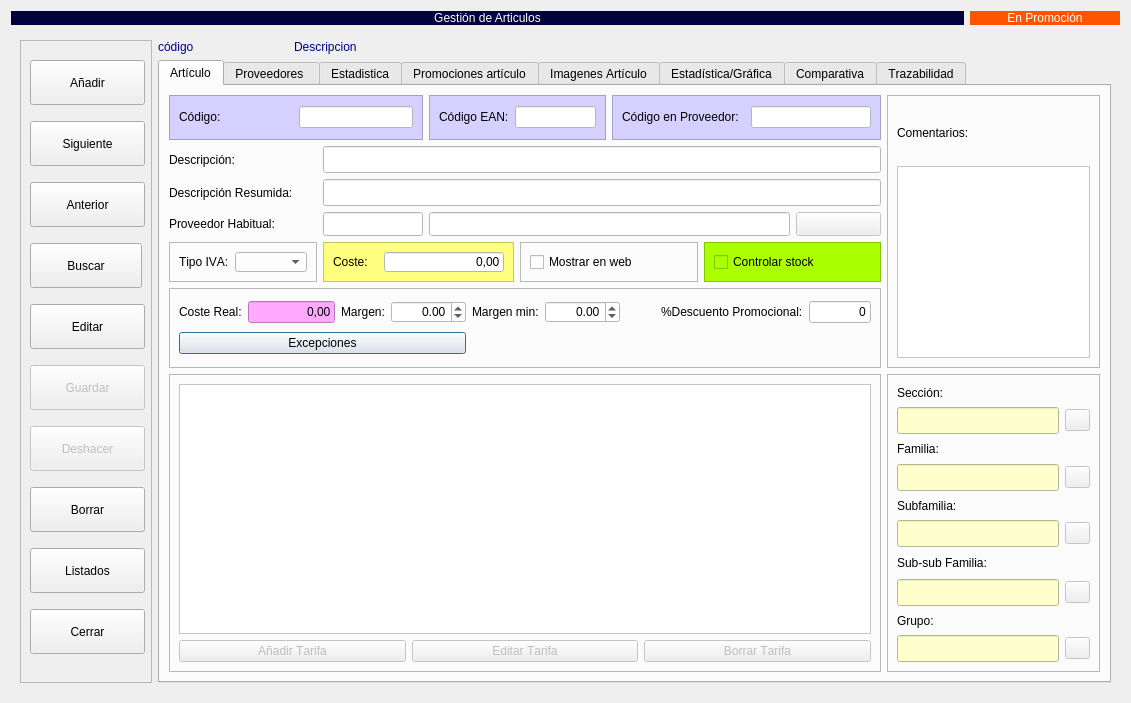
The window that Almacen/frmarticulos.ui (arcnexus/RedFoX) describes before a commit, drawn with Qt 5.
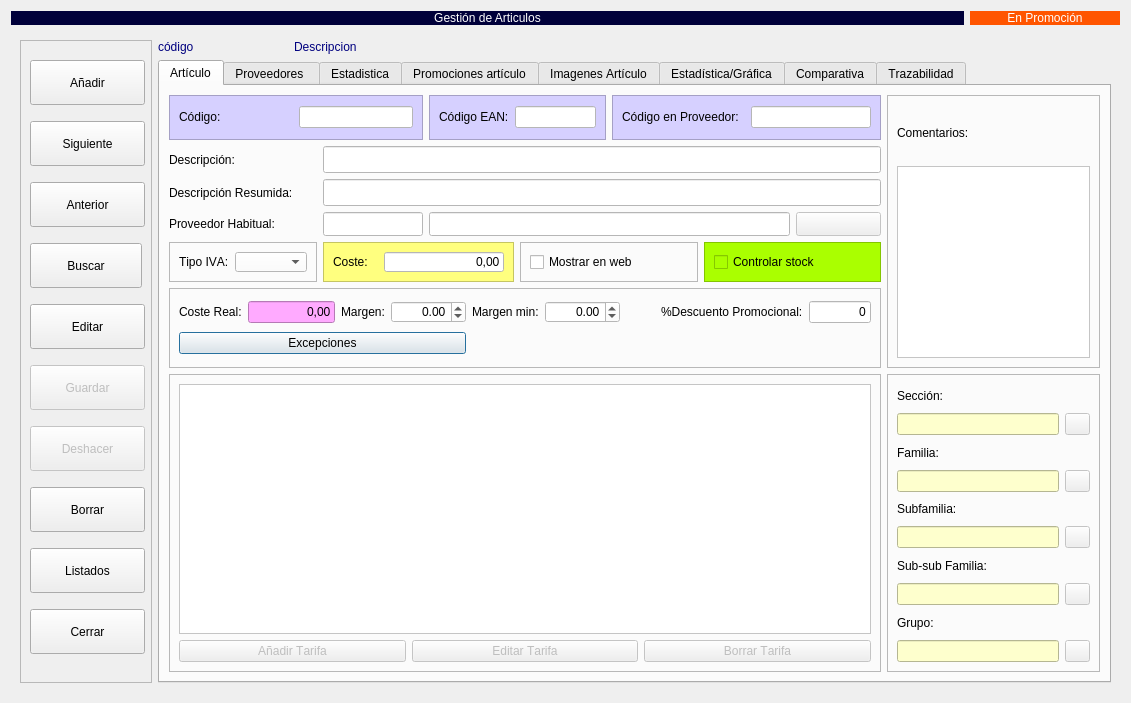
The same window after the commit. Icons and pictures are not drawn. Custom widgets are drawn as their Qt base class.

What changed in the file:
```diff
--- a/Almacen/frmarticulos.ui
+++ b/Almacen/frmarticulos.ui
@@ -824,45 +824,81 @@
              <property name="frameShadow">
               <enum>QFrame::Raised</enum>
              </property>
-             <layout class="QGridLayout" name="gridLayout_6">
-              <item row="2" column="0">
+             <layout class="QVBoxLayout" name="verticalLayout_5">
+              <item>
+               <widget class="QLabel" name="label_9">
+                <property name="text">
+                 <string>Sección:</string>
+                </property>
+               </widget>
+              </item>
+              <item>
+               <layout class="QHBoxLayout" name="horizontalLayout_2">
+                <item>
+                 <widget class="QLineEdit" name="txtseccion">
+                  <property name="enabled">
+                   <bool>false</bool>
+                  </property>
+                  <property name="autoFillBackground">
+                   <bool>false</bool>
+                  </property>
+                  <property name="styleSheet">
+                   <string notr="true">background-color: rgb(254, 255, 205);
+color: rgb(0, 0, 0);</string>
+                  </property>
+                 </widget>
+                </item>
+                <item>
+                 <widget class="QPushButton" name="botBuscarSeccion">
+                  <property name="enabled">
+                   <bool>false</bool>
+                  </property>
+                  <property name="sizePolicy">
+                   <sizepolicy hsizetype="Preferred" vsizetype="Fixed">
+                    <horstretch>0</horstretch>
+                    <verstretch>0</verstretch>
+                   </sizepolicy>
+                  </property>
+                  <property name="maximumSize">
+                   <size>
+                    <width>25</width>
+                    <height>16777215</height>
+                   </size>
+                  </property>
+                  <property name="toolTip">
+                   <string>&lt;html&gt;&lt;head/&gt;&lt;body&gt;&lt;p&gt;Asociar Sección.&lt;/p&gt;&lt;/body&gt;&lt;/html&gt;</string>
+                  </property>
+                  <property name="text">
+                   <string/>
+                  </property>
+                  <property name="icon">
+                   <iconset resource="../maya.qrc">
+                    <normaloff>:/Icons/PNG/search.png</normaloff>:/Icons/PNG/search.png</iconset>
+                  </property>
+                  <property name="iconSize">
+                   <size>
+                    <width>16</width>
+                    <height>16</height>
+                   </size>
+                  </property>
+                 </widget>
+                </item>
+               </layout>
+              </item>
+              <item>
                <widget class="QLabel" name="label_10">
                 <property name="text">
                  <string>Familia:</string>
                 </property>
                </widget>
               </item>
-              <item row="1" column="0" colspan="6">
-               <widget class="QLineEdit" name="txtseccion">
-                <property name="enabled">
-                 <bool>false</bool>
-                </property>
-                <property name="minimumSize">
-                 <size>
-                  <width>0</width>
-                  <height>27</height>
-                 </size>
-                </property>
-                <property name="autoFillBackground">
-                 <bool>false</bool>
-                </property>
-                <property name="styleSheet">
-                 <string notr="true">background-color: rgb(254, 255, 205);
-color: rgb(0, 0, 0);</string>
-                </property>
-               </widget>
-              </item>
-              <item row="3" column="0" colspan="6">
+              <item>
+               <layout class="QHBoxLayout" name="horizontalLayout_6">
+                <item>
                <widget class="QLineEdit" name="txtfamilia">
                 <property name="enabled">
                  <bool>false</bool>
                 </property>
-                <property name="minimumSize">
-                 <size>
-                  <width>0</width>
-                  <height>27</height>
-                 </size>
-                </property>
                 <property name="autoFillBackground">
                  <bool>false</bool>
                 </property>
@@ -872,78 +908,54 @@
                 </property>
                </widget>
               </item>
-              <item row="9" column="0">
-               <widget class="QLabel" name="label_16">
+                <item>
+                 <widget class="QPushButton" name="botBuscarFamilia">
+                  <property name="enabled">
+                   <bool>false</bool>
+                  </property>
+                  <property name="sizePolicy">
+                   <sizepolicy hsizetype="Preferred" vsizetype="Fixed">
+                    <horstretch>0</horstretch>
+                    <verstretch>0</verstretch>
+                   </sizepolicy>
+                  </property>
+                  <property name="maximumSize">
+                   <size>
+                    <width>25</width>
+                    <height>16777215</height>
+                   </size>
+                  </property>
                 <property name="text">
-                 <string>Grupo:</string>
-                </property>
-               </widget>
-              </item>
-              <item row="10" column="0" colspan="6">
-               <widget class="QLineEdit" name="txtcGupoArt">
-                <property name="enabled">
-                 <bool>false</bool>
-                </property>
-                <property name="minimumSize">
+                   <string/>
+                  </property>
+                  <property name="icon">
+                   <iconset resource="../maya.qrc">
+                    <normaloff>:/Icons/PNG/search.png</normaloff>:/Icons/PNG/search.png</iconset>
+                  </property>
+                  <property name="iconSize">
                  <size>
-                  <width>0</width>
-                  <height>27</height>
-                 </size>
-                </property>
-                <property name="autoFillBackground">
-                 <bool>false</bool>
-                </property>
-                <property name="styleSheet">
-                 <string notr="true">background-color: rgb(254, 255, 205);
-color: rgb(0, 0, 0);</string>
-                </property>
-               </widget>
-              </item>
-              <item row="8" column="0" colspan="6">
-               <widget class="QLineEdit" name="txtcSubSubFamilia">
-                <property name="enabled">
-                 <bool>false</bool>
-                </property>
-                <property name="minimumSize">
-                 <size>
-                  <width>0</width>
-                  <height>27</height>
-                 </size>
-                </property>
-                <property name="autoFillBackground">
-                 <bool>false</bool>
-                </property>
-                <property name="styleSheet">
-                 <string notr="true">background-color: rgb(254, 255, 205);
-color: rgb(0, 0, 0);</string>
-                </property>
-               </widget>
+                    <width>16</width>
+                    <height>16</height>
+                   </size>
+                  </property>
+                 </widget>
+                </item>
+               </layout>
               </item>
-              <item row="4" column="0" colspan="3">
+              <item>
                <widget class="QLabel" name="label_11">
                 <property name="text">
                  <string>Subfamilia:</string>
                 </property>
                </widget>
               </item>
-              <item row="6" column="0" colspan="4">
-               <widget class="QLabel" name="label_15">
-                <property name="text">
-                 <string>Sub-sub Familia:</string>
-                </property>
-               </widget>
-              </item>
-              <item row="5" column="0" colspan="6">
+              <item>
+               <layout class="QHBoxLayout" name="horizontalLayout_7">
+                <item>
                <widget class="QLineEdit" name="txtsubfamilia">
                 <property name="enabled">
                  <bool>false</bool>
                 </property>
-                <property name="minimumSize">
-                 <size>
-                  <width>0</width>
-                  <height>27</height>
-                 </size>
-                </property>
                 <property name="autoFillBackground">
                  <bool>false</bool>
                 </property>
@@ -953,94 +965,7 @@
                 </property>
                </widget>
               </item>
-              <item row="0" column="0">
-               <widget class="QLabel" name="label_9">
-                <property name="text">
-                 <string>Sección:</string>
-                </property>
-               </widget>
-              </item>
-              <item row="6" column="4">
-               <spacer name="horizontalSpacer_9">
-                <property name="orientation">
-                 <enum>Qt::Horizontal</enum>
-                </property>
-                <property name="sizeHint" stdset="0">
-                 <size>
-                  <width>40</width>
-                  <height>20</height>
-                 </size>
-                </property>
-               </spacer>
-              </item>
-              <item row="1" column="6">
-               <widget class="QPushButton" name="botBuscarSeccion">
-                <property name="enabled">
-                 <bool>false</bool>
-                </property>
-                <property name="sizePolicy">
-                 <sizepolicy hsizetype="Preferred" vsizetype="Fixed">
-                  <horstretch>0</horstretch>
-                  <verstretch>0</verstretch>
-                 </sizepolicy>
-                </property>
-                <property name="maximumSize">
-                 <size>
-                  <width>25</width>
-                  <height>16777215</height>
-                 </size>
-                </property>
-                <property name="toolTip">
-                 <string>&lt;html&gt;&lt;head/&gt;&lt;body&gt;&lt;p&gt;Asociar Sección.&lt;/p&gt;&lt;/body&gt;&lt;/html&gt;</string>
-                </property>
-                <property name="text">
-                 <string/>
-                </property>
-                <property name="icon">
-                 <iconset resource="../maya.qrc">
-                  <normaloff>:/Icons/PNG/search.png</normaloff>:/Icons/PNG/search.png</iconset>
-                </property>
-                <property name="iconSize">
-                 <size>
-                  <width>16</width>
-                  <height>16</height>
-                 </size>
-                </property>
-               </widget>
-              </item>
-              <item row="3" column="6">
-               <widget class="QPushButton" name="botBuscarFamilia">
-                <property name="enabled">
-                 <bool>false</bool>
-                </property>
-                <property name="sizePolicy">
-                 <sizepolicy hsizetype="Preferred" vsizetype="Fixed">
-                  <horstretch>0</horstretch>
-                  <verstretch>0</verstretch>
-                 </sizepolicy>
-                </property>
-                <property name="maximumSize">
-                 <size>
-                  <width>25</width>
-                  <height>16777215</height>
-                 </size>
-                </property>
-                <property name="text">
-                 <string/>
-                </property>
-                <property name="icon">
-                 <iconset resource="../maya.qrc">
-                  <normaloff>:/Icons/PNG/search.png</normaloff>:/Icons/PNG/search.png</iconset>
-                </property>
-                <property name="iconSize">
-                 <size>
-                  <width>16</width>
-                  <height>16</height>
-                 </size>
-                </property>
-               </widget>
-              </item>
-              <item row="5" column="6">
+                <item>
                <widget class="QPushButton" name="botBuscarSubfamilia">
                 <property name="enabled">
                  <bool>false</bool>
@@ -1072,7 +997,32 @@
                 </property>
                </widget>
               </item>
-              <item row="8" column="6">
+               </layout>
+              </item>
+              <item>
+               <widget class="QLabel" name="label_15">
+                <property name="text">
+                 <string>Sub-sub Familia:</string>
+                </property>
+               </widget>
+              </item>
+              <item>
+               <layout class="QHBoxLayout" name="horizontalLayout_8">
+                <item>
+                 <widget class="QLineEdit" name="txtcSubSubFamilia">
+                  <property name="enabled">
+                   <bool>false</bool>
+                  </property>
+                  <property name="autoFillBackground">
+                   <bool>false</bool>
+                  </property>
+                  <property name="styleSheet">
+                   <string notr="true">background-color: rgb(254, 255, 205);
+color: rgb(0, 0, 0);</string>
+                  </property>
+                 </widget>
+                </item>
+                <item>
                <widget class="QPushButton" name="botBuscarSubSubFamilia">
                 <property name="enabled">
                  <bool>false</bool>
@@ -1104,7 +1054,32 @@
                 </property>
                </widget>
               </item>
-              <item row="10" column="6">
+               </layout>
+              </item>
+              <item>
+               <widget class="QLabel" name="label_16">
+                <property name="text">
+                 <string>Grupo:</string>
+                </property>
+               </widget>
+              </item>
+              <item>
+               <layout class="QHBoxLayout" name="horizontalLayout_9">
+                <item>
+                 <widget class="QLineEdit" name="txtcGupoArt">
+                  <property name="enabled">
+                   <bool>false</bool>
+                  </property>
+                  <property name="autoFillBackground">
+                   <bool>false</bool>
+                  </property>
+                  <property name="styleSheet">
+                   <string notr="true">background-color: rgb(254, 255, 205);
+color: rgb(0, 0, 0);</string>
+                  </property>
+                 </widget>
+                </item>
+                <item>
                <widget class="QPushButton" name="botBuscarGrupo">
                 <property name="enabled">
                  <bool>false</bool>
@@ -1137,6 +1112,8 @@
                </widget>
               </item>
              </layout>
+              </item>
+             </layout>
             </widget>
            </item>
           </layout>
```
Left out of the diff: 353 changed lines with no effect on the pictures. Lines whose indentation alone changed are shown as unchanged.
